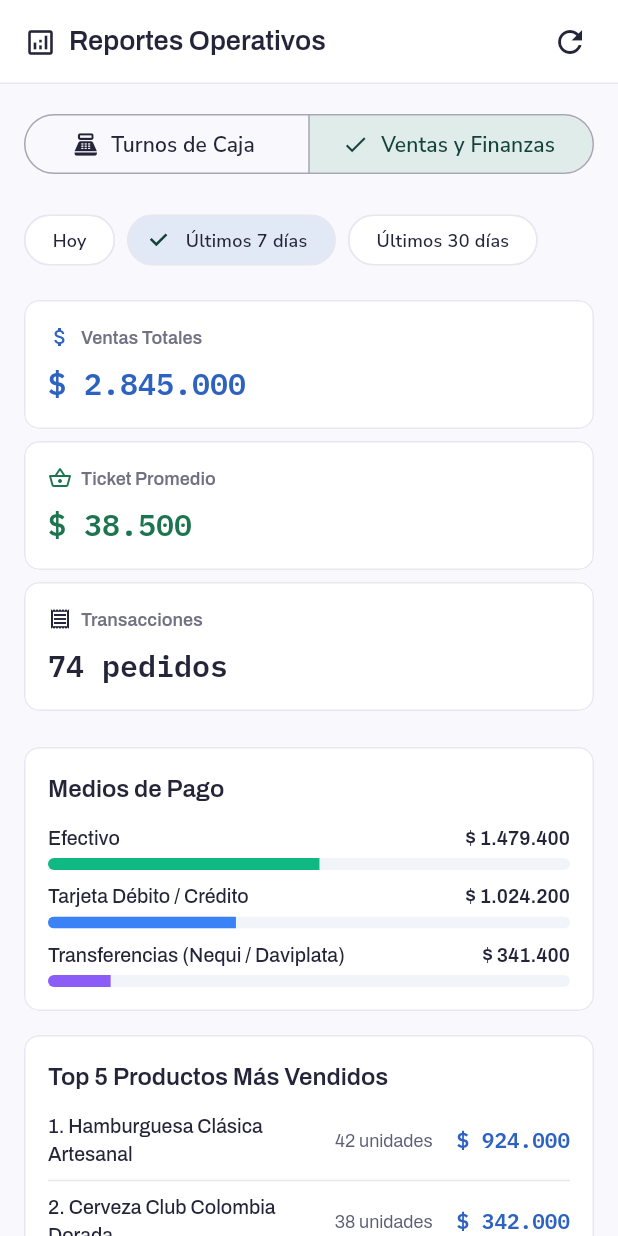
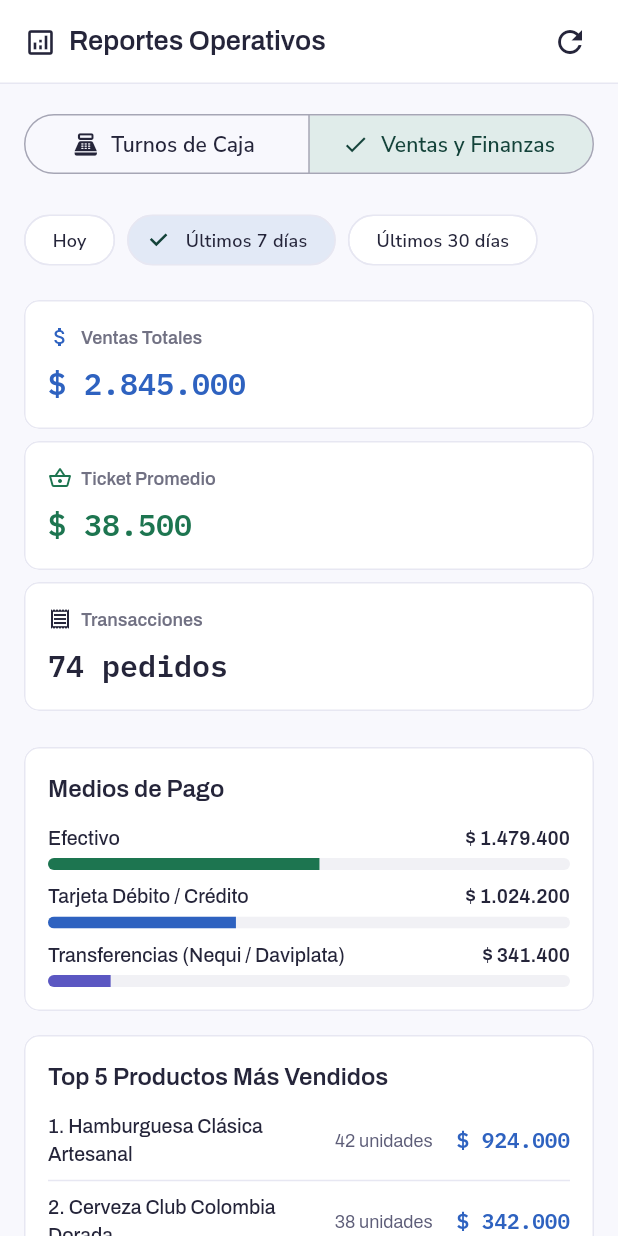
Before and after one commit to donaldoAndres1985/Regenta, a Flutter app: the PantallaReportes screen opened by its route, after a tap on "Ventas y Finanzas", on a phone screen of 412 x 824 dp. Run offline on Flutter 3.47's test engine with Material 3 defaults, Android fonts, the phone set to English and light mode, and no system bars; our stand-ins replace dio, drift, drift_flutter, flutter_riverpod, flutter_secure_storage, go_router; missing offline and left inert: mobile_scanner, workmanager; accounts and stored records are empty; generated files the repository leaves out were written again; network calls fail.

Commit message:
fix(ci): eliminar colores literales para cumplir regla de diseno y respetar goldens de clientes y ventas

```diff
--- a/app/packages/clientes/lib/src/lista/controlador_de_clientes.dart
+++ b/app/packages/clientes/lib/src/lista/controlador_de_clientes.dart
@@ -28,11 +28,11 @@ class ControladorDeClientes extends StateNotifier<EstadoDeClientes> {
       await _repo.guardarEnCache(frescos);
       state = state.copiar(todos: frescos, desdeCache: false, cargando: false);
     } catch (error) {
-      // Sin conexión o fallo de red, se sigue mostrando lo cacheado.
+      // Criterio 2: sin conexión, se sigue mostrando lo cacheado con aviso.
       state = state.copiar(
         cargando: false,
         desdeCache: true,
-        mensaje: cacheados.isEmpty ? 'No hay clientes guardados para mostrar sin conexión' : null,
+        mensaje: 'Estás trabajando sin conexión. Se muestran los clientes guardados en este equipo.',
       );
     }
   }
--- a/app/packages/compras/lib/src/ui/pantalla_compras.dart
+++ b/app/packages/compras/lib/src/ui/pantalla_compras.dart
@@ -109,7 +109,7 @@ class PantallaCompras extends ConsumerWidget {
                     Container(
                       padding: const EdgeInsets.all(18),
                       decoration: const BoxDecoration(
-                        color: Color(0xFFF1F5F9),
+                        color: RegentaColors.sunken,
                         shape: BoxShape.circle,
                       ),
                       child: const Icon(Icons.local_shipping_outlined, size: 48, color: RegentaColors.accent),
--- a/app/packages/facturacion/lib/src/ui/pantalla_lista_facturas.dart
+++ b/app/packages/facturacion/lib/src/ui/pantalla_lista_facturas.dart
@@ -102,7 +102,7 @@ class PantallaListaFacturas extends ConsumerWidget {
                     Container(
                       padding: const EdgeInsets.all(18),
                       decoration: const BoxDecoration(
-                        color: Color(0xFFF1F5F9),
+                        color: RegentaColors.sunken,
                         shape: BoxShape.circle,
                       ),
                       child: const Icon(Icons.receipt_long_outlined, size: 48, color: RegentaColors.accent),
--- a/app/packages/reportes/lib/src/ui/pantalla_reportes.dart
+++ b/app/packages/reportes/lib/src/ui/pantalla_reportes.dart
@@ -283,11 +283,11 @@ class _PantallaReportesState extends ConsumerState<PantallaReportes> {
               children: [
                 Text('Medios de Pago', style: RegentaType.seccion.copyWith(fontSize: 16, color: RegentaColors.ink)),
                 const SizedBox(height: 12),
-                _filaMedioPago('Efectivo', '\$ 1.479.400', 0.52, const Color(0xFF10B981)),
+                _filaMedioPago('Efectivo', '\$ 1.479.400', 0.52, RegentaColors.ok),
                 const SizedBox(height: 8),
-                _filaMedioPago('Tarjeta Débito / Crédito', '\$ 1.024.200', 0.36, const Color(0xFF3B82F6)),
+                _filaMedioPago('Tarjeta Débito / Crédito', '\$ 1.024.200', 0.36, RegentaColors.accent),
                 const SizedBox(height: 8),
-                _filaMedioPago('Transferencias (Nequi / Daviplata)', '\$ 341.400', 0.12, const Color(0xFF8B5CF6)),
+                _filaMedioPago('Transferencias (Nequi / Daviplata)', '\$ 341.400', 0.12, RegentaColors.reserva),
               ],
             ),
           ),
@@ -342,7 +342,7 @@ class _PantallaReportesState extends ConsumerState<PantallaReportes> {
           child: LinearProgressIndicator(
             value: proporcion,
             minHeight: 8,
-            backgroundColor: const Color(0xFFF1F5F9),
+            backgroundColor: RegentaColors.sunken,
             valueColor: AlwaysStoppedAnimation<Color>(color),
           ),
         ),
```
Also changed, not shown: app/packages/clientes/lib/src/ui/pantalla_clientes.dart (+0 -19 lines), app/packages/comandas/lib/src/ui/pantalla_kds.dart (+4 -4 lines), app/packages/inventario/lib/src/ui/pantalla_inventario.dart (+4 -4 lines), app/packages/ventas/lib/src/ui/pantalla_cliente_de_venta.dart (+6 -6 lines), app/packages/ventas/lib/src/ui/pantalla_pos.dart (+4 -4 lines).
